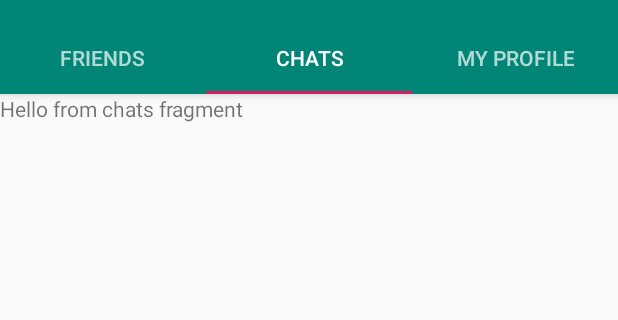
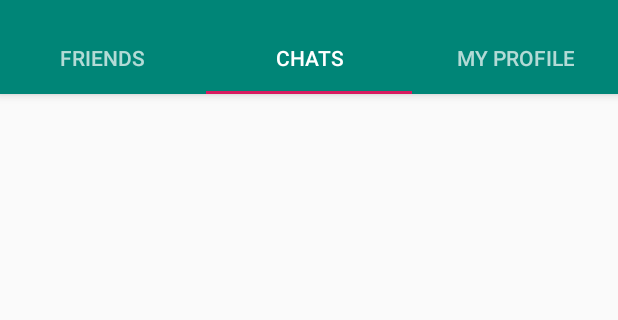
Before and after one commit to Zahata/SEP4, an Android app: the screen it shows after launch once a user with an empty profile is signed in (MainMenu), tab 2 chosen, on a phone screen of 412 x 824 dp, the part 74-394 px from its top. Run offline under Robolectric (Android 15) with nearby library versions, the phone set to English and light mode, and no system bars; our stand-ins replace CircleImageView, Firebase (no records; nobody signed in at launch, a user with empty details on screens opened directly), Picasso; 6 statements that could not run were skipped.

Commit message:
setting up chats fragment to view chats after other group member finishes their part

```diff
--- a/app/src/main/java/com/sep/viasocial/ChatsFragment.java
+++ b/app/src/main/java/com/sep/viasocial/ChatsFragment.java
@@ -3,21 +3,111 @@ package com.sep.viasocial;
 import android.content.Context;
 import android.net.Uri;
 import android.os.Bundle;
+import android.support.annotation.NonNull;
 import android.support.v4.app.Fragment;
+import android.support.v7.widget.LinearLayoutManager;
+import android.support.v7.widget.RecyclerView;
 import android.view.LayoutInflater;
 import android.view.View;
 import android.view.ViewGroup;
 
+import com.google.firebase.auth.FirebaseAuth;
+import com.google.firebase.auth.FirebaseUser;
+import com.google.firebase.database.DataSnapshot;
+import com.google.firebase.database.DatabaseError;
+import com.google.firebase.database.DatabaseReference;
+import com.google.firebase.database.FirebaseDatabase;
+import com.google.firebase.database.ValueEventListener;
+import com.sep.viasocial.Adapter.ProfileAdapter;
+
+import java.util.ArrayList;
+import java.util.List;
+
 public class ChatsFragment extends Fragment {
 
-    public ChatsFragment() {
-        // Required empty public constructor
-    }
+    private RecyclerView recyclerView;
+
+    private ProfileAdapter adapter;
+    private List<Profile> users;
+    private List<String>  chats;
+
+    private FirebaseUser user;
+    private DatabaseReference databaseReference;
+
 
     @Override
     public View onCreateView(LayoutInflater inflater, ViewGroup container,
                              Bundle savedInstanceState) {
-        // Inflate the layout for this fragment
-        return inflater.inflate(R.layout.fragment_chats, container, false);
+        View view = inflater.inflate(R.layout.fragment_chats,container,false);
+
+        recyclerView = view.findViewById(R.id.chatWithRecycler);
+        recyclerView.setHasFixedSize(true);
+        recyclerView.setLayoutManager(new LinearLayoutManager(getContext()));
+
+        chats = new ArrayList<>();
+
+        /*user = FirebaseAuth.getInstance().getCurrentUser();
+        databaseReference = FirebaseDatabase.getInstance().getReference("Chats");
+        databaseReference.addValueEventListener(new ValueEventListener() {
+            @Override
+            public void onDataChange(@NonNull DataSnapshot dataSnapshot) {
+                chats.clear();
+                for (DataSnapshot snapshot: dataSnapshot.getChildren()){
+                    PrivateChat chat = snapshot.getValue(PrivateChat.class);
+
+                    if(chat.getSender().equals(user.getUid())){
+                        chats.add(chat.getReceiver());
+                    }
+                    if(chat.getReceiver().equals(user.getUid())){
+                        chats.add(chat.getSender());
+                    }
+                }
+                readChats();
+            }
+
+            @Override
+            public void onCancelled(@NonNull DatabaseError databaseError) {
+
+            }
+        });*/
+
+
+
+        return view;
     }
+
+  /*  private void readChats() {
+        users = new ArrayList<>();
+
+        databaseReference = FirebaseDatabase.getInstance().getReference("Users");
+        databaseReference.addValueEventListener(new ValueEventListener() {
+            @Override
+            public void onDataChange(@NonNull DataSnapshot dataSnapshot) {
+                users.clear();
+
+                for (DataSnapshot snapshot: dataSnapshot.getChildren()){
+                    Profile profile = snapshot.getValue(Profile.class);
+
+                    // display a user from chats
+                    for(String id: chats){
+                        if(profile.getId().equalsIgnoreCase(id)){
+                            if(users.size() != 0){
+                                for(Profile otherProfile: users){
+                                    if(!profile.getId().equalsIgnoreCase(otherProfile.getId())){
+                                        users.add(profile);
+                                    }
+                                }
+                            } else {
+                                users.add(profile);
+                            }
+                        }
+                    }
+                }
+                adapter = new ProfileAdapter(getContext(),users);
+                recyclerView.setAdapter(adapter);
+            }
+            @Override
+            public void onCancelled(@NonNull DatabaseError databaseError) {}
+        });
+    }*/
 }
--- a/app/src/main/java/com/sep/viasocial/Profile.java
+++ b/app/src/main/java/com/sep/viasocial/Profile.java
@@ -1,11 +1,8 @@
 package com.sep.viasocial;
-
-import android.net.Uri;
-
-import java.net.URI;
 
 public class Profile {
 
+    public String id;
     public String photoURL;
     public String fullName;
     public String address;
@@ -16,7 +13,8 @@ public class Profile {
 
     public Profile(){}
 
-    public Profile(String photo, String name, String address,String phone, String programme, String interests){
+    public Profile(String id,String photo, String name, String address,String phone, String programme, String interests){
+        this.id = id;
         this.photoURL = photo;
         this.fullName = name;
         this.address = address;
@@ -24,11 +22,12 @@ public class Profile {
         this.studyProgramme = programme;
         this.interests = interests;
     }
+    public String getId() {return id;}
+    public void setId(String id) {this.id = id;}
 
     public String getPhotoURL() {
         return photoURL;
     }
-
     public void setPhotoURL(String photoURL) {
         this.photoURL = photoURL;
     }
@@ -36,7 +35,6 @@ public class Profile {
     public String getFullName() {
         return fullName;
     }
-
     public void setFullName(String fullName) {
         this.fullName = fullName;
     }
@@ -44,20 +42,20 @@ public class Profile {
     public String getAddress() {
         return address;
     }
-
     public void setAddress(String address) {
         this.address = address;
     }
+
     public String getPhone() {
         return phone;
     }
     public void setPhone(String phone) {
         this.phone = phone;
     }
+
     public String getStudyProgramme() {
         return studyProgramme;
     }
-
     public void setStudyProgramme(String studyProgramme) {
         this.studyProgramme = studyProgramme;
     }
@@ -65,7 +63,6 @@ public class Profile {
     public String getInterests() {
         return interests;
     }
-
     public void setInterests(String interests) {
         this.interests = interests;
     }
--- a/app/src/main/java/com/sep/viasocial/SetupProfile.java
+++ b/app/src/main/java/com/sep/viasocial/SetupProfile.java
@@ -97,7 +97,7 @@ public class SetupProfile extends AppCompatActivity {
             @Override
             public void onClick(View v) {
                 if (user != null) {
-                    Profile profile = new Profile(downloadUrl.toString(), nameText.getText().toString(), addressText.getText().toString(),
+                    Profile profile = new Profile(userID,downloadUrl.toString(), nameText.getText().toString(), addressText.getText().toString(),
                             phoneText.getText().toString(), programmeText.getText().toString(), interestsText.getText().toString());
                     //mDatabaseReference.push().setValue(profile);
                     mDatabaseReference.child(userID).setValue(profile); //push userid
--- a/app/src/main/res/layout/fragment_chats.xml
+++ b/app/src/main/res/layout/fragment_chats.xml
@@ -1,13 +1,13 @@
 <?xml version="1.0" encoding="utf-8"?>
-<FrameLayout xmlns:android="http://schemas.android.com/apk/res/android"
+<RelativeLayout xmlns:android="http://schemas.android.com/apk/res/android"
     xmlns:tools="http://schemas.android.com/tools"
     android:layout_width="match_parent"
     android:layout_height="match_parent"
     tools:context=".ChatsFragment">
 
-    <TextView
+    <android.support.v7.widget.RecyclerView
+        android:id="@+id/chatWithRecycler"
         android:layout_width="match_parent"
-        android:layout_height="match_parent"
-        android:text="Hello from chats fragment" />
+        android:layout_height="match_parent"/>
 
-</FrameLayout>
+</RelativeLayout>
```
